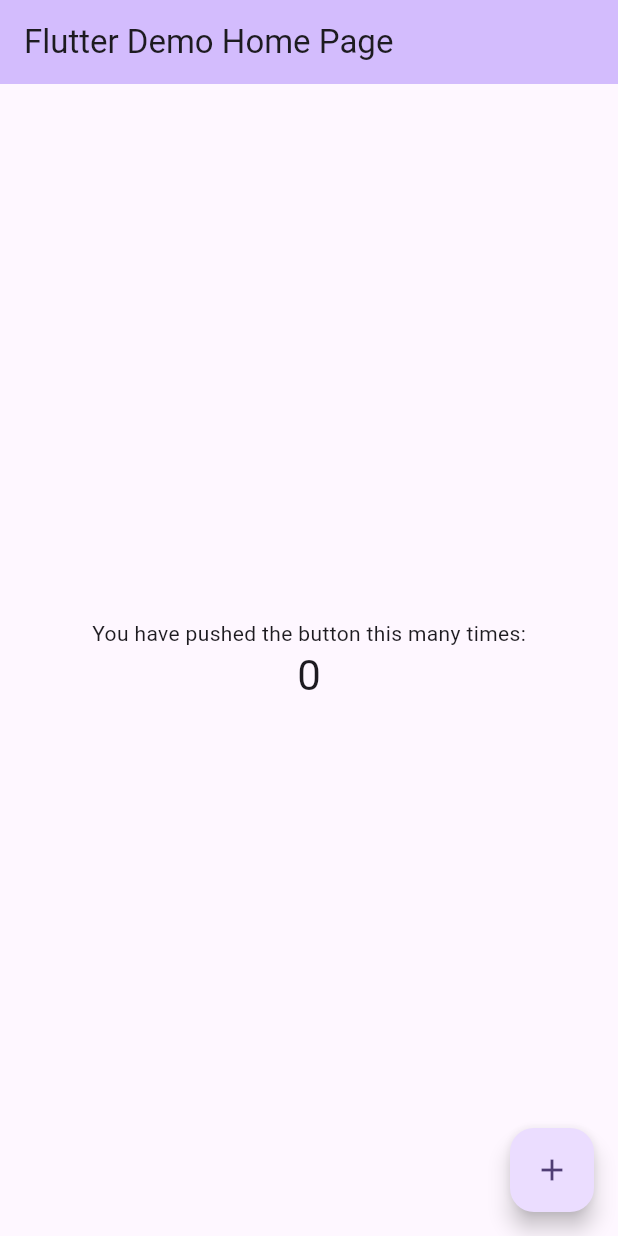
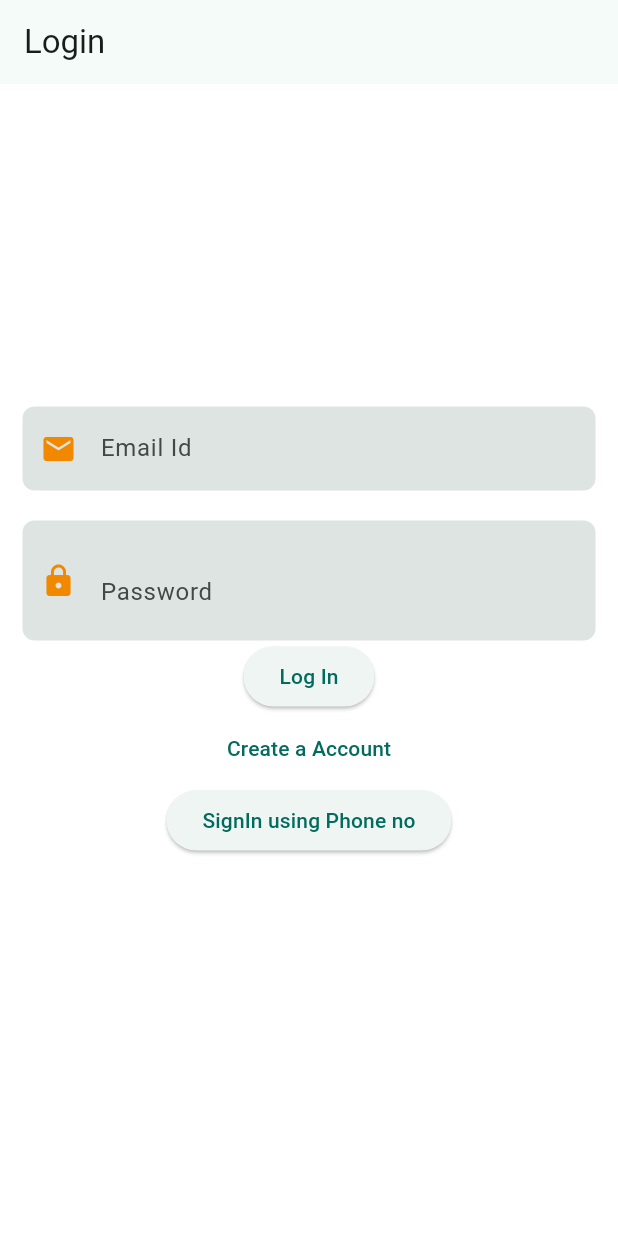
Before and after one commit to Achuabhijith2003/addon, a Flutter app: the screen it shows after launch, on a phone screen of 412 x 824 dp. Run offline on Flutter 3.47's test engine with Material 3 defaults, Android fonts, the phone set to English and light mode, and no system bars; our stand-ins replace another_flutter_splash_screen, firebase_auth, firebase_core; accounts and stored records are empty.

Commit message:
Firebase init and emailauth

```diff
--- /dev/null
+++ b/Software/addon/lib/Screen/Auth/Email_auth/Email_SignIn.dart
@@ -0,0 +1,173 @@
+import 'dart:developer';
+
+import 'package:addon/Screen/Auth/Email_auth/Email_SignUp.dart';
+import 'package:addon/Screen/Home.dart';
+import 'package:firebase_auth/firebase_auth.dart';
+import 'package:flutter/material.dart';
+
+class E_mail_signIn extends StatefulWidget {
+  const E_mail_signIn({super.key});
+
+  @override
+  State<E_mail_signIn> createState() => _E_mail_signInState();
+}
+
+class _E_mail_signInState extends State<E_mail_signIn> {
+  bool _isObscure = true;
+  TextEditingController emailcontroller = TextEditingController();
+  TextEditingController passwordcontroller = TextEditingController();
+  @override
+  Widget build(BuildContext context) {
+    return Scaffold(
+      backgroundColor: Colors.white,
+      appBar: AppBar(title: const Text("Login")),
+      body: Center(
+          child: Padding(
+        padding: const EdgeInsets.all(15),
+        child: Column(
+          children: [
+            Padding(
+              padding: const EdgeInsets.only(top: 200),
+              child: TextField(
+                controller: emailcontroller,
+                decoration: InputDecoration(
+                  border: OutlineInputBorder(
+                      borderRadius: BorderRadius.circular(8.0),
+                      borderSide: BorderSide.none),
+                  filled: true,
+                  hintText: "Email Id",
+                  prefixIcon: const Icon(
+                    Icons.email,
+                    color: Color(0xfff28800),
+                  ),
+                ),
+              ),
+            ),
+            Padding(
+              padding: const EdgeInsets.only(top: 20),
+              child: TextField(
+                controller: passwordcontroller,
+                obscureText: _isObscure,
+                decoration: InputDecoration(
+                  border: OutlineInputBorder(
+                      borderRadius: BorderRadius.circular(8.0),
+                      borderSide: BorderSide.none),
+                  filled: true,
+                  hintText: "Password",
+                  prefixIcon: const Icon(
+                    Icons.lock,
+                    color: Color(0xfff28800),
+                  ),
+                  suffix: IconButton(
+                    padding: const EdgeInsets.only(),
+                    iconSize: 20.0,
+                    icon: _isObscure
+                        ? const Icon(
+                            Icons.visibility_off,
+                            color: Colors.grey,
+                          )
+                        : const Icon(
+                            Icons.visibility,
+                            color: Colors.black,
+                          ),
+                    onPressed: () {
+                      setState(() {
+                        _isObscure = !_isObscure;
+                      });
+                    },
+                  ),
+                ),
+              ),
+            ),
+            Padding(
+                padding: const EdgeInsets.all(0),
+                child: Column(
+                  children: [
+                    ElevatedButton(
+                        onPressed: () {
+                          login();
+                        },
+                        child: const Text("Log In")),
+                    TextButton(
+                        onPressed: () {
+                          Navigator.push(
+                              context,
+                              MaterialPageRoute(
+                                builder: (context) => const Email_signUp(),
+                              ));
+                        },
+                        child: const Text("Create a Account")),
+                    Padding(
+                      padding: const EdgeInsets.all(0),
+                      child: ElevatedButton(
+                          onPressed: () {
+                            Navigator.pushReplacement(
+                                context,
+                                MaterialPageRoute(
+                                    builder: (context) => const Home()));
+                          },
+                          child: const Text("SignIn using Phone no")),
+                    )
+                  ],
+                ))
+          ],
+        ),
+      )),
+    );
+  }
+
+  void login() async {
+    String email = emailcontroller.text.trim();
+    String password = passwordcontroller.text.trim();
+    if (email == "" || password == "") {
+      errormessage("Both fields are required.");
+    } else {
+      try {
+        UserCredential userCredential = await FirebaseAuth.instance
+            .signInWithEmailAndPassword(email: email, password: password);
+        if (userCredential.user != null) {
+          // Access user through the instance
+          // ignore: use_build_context_synchronously
+          Navigator.pushReplacement(
+              context,
+              MaterialPageRoute(
+                builder: (context) => const Home(),
+              ));
+        }
+      } on FirebaseAuthException catch (e) {
+        String errorMessage;
+        log(e.code.toString());
+        switch (e.code) {
+          case 'invalid-email':
+            errorMessage = 'Your email address is invalid.';
+            break;
+          case 'wrong-password':
+            errorMessage = 'Your password is wrong.';
+            break;
+          default:
+            errorMessage = 'An undefined Error occurred.';
+        }
+        errormessage(errorMessage);
+      }
+    }
+  }
+
+  void errormessage(String errorMessage) {
+    showDialog(
+      context: context,
+      builder: (context) {
+        return AlertDialog(
+          title: const Text('Error!'),
+          content: Text(errorMessage),
+          actions: [
+            TextButton(
+                onPressed: () {
+                  Navigator.pop(context);
+                },
+                child: const Text('Okay'))
+          ],
+        );
+      },
+    );
+  }
+}
--- a/Software/addon/lib/main.dart
+++ b/Software/addon/lib/main.dart
@@ -1,125 +1,28 @@
+import 'package:addon/Screen/Auth/Splash.dart';
+import 'package:addon/firebase_options.dart';
+import 'package:firebase_core/firebase_core.dart';
 import 'package:flutter/material.dart';
 
-void main() {
+void main() async {
+  WidgetsFlutterBinding.ensureInitialized();
+  await Firebase.initializeApp(
+    options: DefaultFirebaseOptions.currentPlatform,
+  );
   runApp(const MyApp());
 }
 
 class MyApp extends StatelessWidget {
   const MyApp({super.key});
 
-  // This widget is the root of your application.
   @override
   Widget build(BuildContext context) {
     return MaterialApp(
-      title: 'Flutter Demo',
       theme: ThemeData(
-        // This is the theme of your application.
-        //
-        // TRY THIS: Try running your application with "flutter run". You'll see
-        // the application has a blue toolbar. Then, without quitting the app,
-        // try changing the seedColor in the colorScheme below to Colors.green
-        // and then invoke "hot reload" (save your changes or press the "hot
-        // reload" button in a Flutter-supported IDE, or press "r" if you used
-        // the command line to start the app).
-        //
-        // Notice that the counter didn't reset back to zero; the application
-        // state is not lost during the reload. To reset the state, use hot
-        // restart instead.
-        //
-        // This works for code too, not just values: Most code changes can be
-        // tested with just a hot reload.
-        colorScheme: ColorScheme.fromSeed(seedColor: Colors.deepPurple),
+        colorScheme: ColorScheme.fromSeed(
+            seedColor: const Color.fromARGB(255, 244, 245, 243)),
         useMaterial3: true,
       ),
-      home: const MyHomePage(title: 'Flutter Demo Home Page'),
+      home: const Splash(),
     );
   }
 }
-
-class MyHomePage extends StatefulWidget {
-  const MyHomePage({super.key, required this.title});
-
-  // This widget is the home page of your application. It is stateful, meaning
-  // that it has a State object (defined below) that contains fields that affect
-  // how it looks.
-
-  // This class is the configuration for the state. It holds the values (in this
-  // case the title) provided by the parent (in this case the App widget) and
-  // used by the build method of the State. Fields in a Widget subclass are
-  // always marked "final".
-
-  final String title;
-
-  @override
-  State<MyHomePage> createState() => _MyHomePageState();
-}
-
-class _MyHomePageState extends State<MyHomePage> {
-  int _counter = 0;
-
-  void _incrementCounter() {
-    setState(() {
-      // This call to setState tells the Flutter framework that something has
-      // changed in this State, which causes it to rerun the build method below
-      // so that the display can reflect the updated values. If we changed
-      // _counter without calling setState(), then the build method would not be
-      // called again, and so nothing would appear to happen.
-      _counter++;
-    });
-  }
-
-  @override
-  Widget build(BuildContext context) {
-    // This method is rerun every time setState is called, for instance as done
-    // by the _incrementCounter method above.
-    //
-    // The Flutter framework has been optimized to make rerunning build methods
-    // fast, so that you can just rebuild anything that needs updating rather
-    // than having to individually change instances of widgets.
-    return Scaffold(
-      appBar: AppBar(
-        // TRY THIS: Try changing the color here to a specific color (to
-        // Colors.amber, perhaps?) and trigger a hot reload to see the AppBar
-        // change color while the other colors stay the same.
-        backgroundColor: Theme.of(context).colorScheme.inversePrimary,
-        // Here we take the value from the MyHomePage object that was created by
-        // the App.build method, and use it to set our appbar title.
-        title: Text(widget.title),
-      ),
-      body: Center(
-        // Center is a layout widget. It takes a single child and positions it
-        // in the middle of the parent.
-        child: Column(
-          // Column is also a layout widget. It takes a list of children and
-          // arranges them vertically. By default, it sizes itself to fit its
-          // children horizontally, and tries to be as tall as its parent.
-          //
-          // Column has various properties to control how it sizes itself and
-          // how it positions its children. Here we use mainAxisAlignment to
-          // center the children vertically; the main axis here is the vertical
-          // axis because Columns are vertical (the cross axis would be
-          // horizontal).
-          //
-          // TRY THIS: Invoke "debug painting" (choose the "Toggle Debug Paint"
-          // action in the IDE, or press "p" in the console), to see the
-          // wireframe for each widget.
-          mainAxisAlignment: MainAxisAlignment.center,
-          children: <Widget>[
-            const Text(
-              'You have pushed the button this many times:',
-            ),
-            Text(
-              '$_counter',
-              style: Theme.of(context).textTheme.headlineMedium,
-            ),
-          ],
-        ),
-      ),
-      floatingActionButton: FloatingActionButton(
-        onPressed: _incrementCounter,
-        tooltip: 'Increment',
-        child: const Icon(Icons.add),
-      ), // This trailing comma makes auto-formatting nicer for build methods.
-    );
-  }
-}
```
Also changed, not shown: Software/addon/lib/Screen/Auth/Email_auth/Email_SignUp.dart (added, +196 -0 lines), Software/addon/lib/Screen/Auth/Splash.dart (added, +64 -0 lines), Software/addon/lib/Screen/Drawer.dart (added, +97 -0 lines), Software/addon/lib/Screen/Home.dart (added, +53 -0 lines), Software/addon/pubspec.yaml (+7 -0 lines), Software/addon/lib/firebase_options.dart (added), Software/addon/pubspec.lock, 12 other files.
